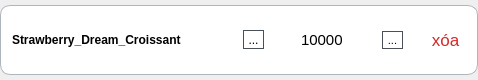
The window that UI/forms/employee/card_item.ui (yuukun123/bakery-management-system) describes before a commit, drawn with Qt 5.
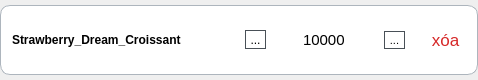
The same window after the commit. Icons and pictures are not drawn.

```diff
--- a/UI/forms/employee/card_item.ui
+++ b/UI/forms/employee/card_item.ui
@@ -47,7 +47,7 @@
      </property>
      <layout class="QHBoxLayout" name="horizontalLayout_9">
       <property name="spacing">
-       <number>20</number>
+       <number>18</number>
       </property>
       <property name="leftMargin">
        <number>11</number>
@@ -63,7 +63,7 @@
         <property name="maximumSize">
          <size>
           <width>16777215</width>
-          <height>40</height>
+          <height>70</height>
          </size>
         </property>
         <property name="font">
@@ -79,6 +79,9 @@
         <property name="text">
          <string>Strawberry_Dream_Croissant</string>
         </property>
+        <property name="wordWrap">
+         <bool>true</bool>
+        </property>
        </widget>
       </item>
       <item>
```
